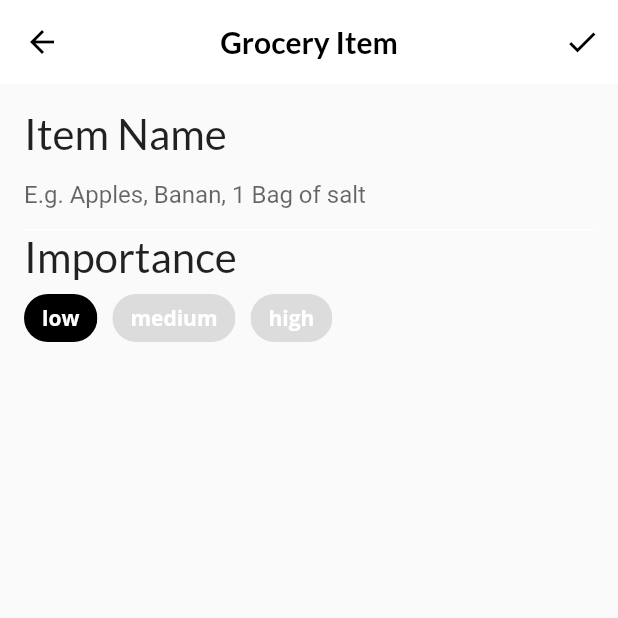
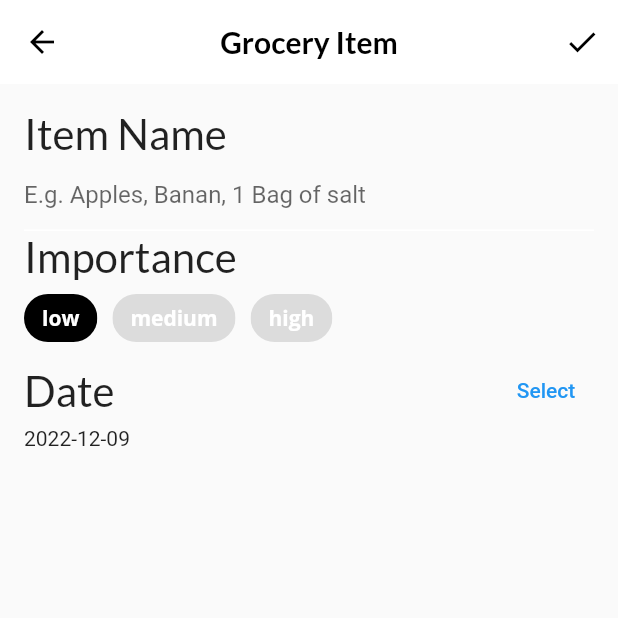
Before and after one commit to thezxdev/scrollablle_widgets, a Flutter app: the screen it shows after launch, item 3 of the bottom bar chosen, after a tap on the "add" icon, on a phone screen of 412 x 824 dp, the top half of it. Run offline on Flutter 3.47's test engine with Material 2 defaults, Android fonts, the phone set to English and light mode, and no system bars; our stand-ins replace google_fonts.

Commit message:
date widget grocery_item_screen

```diff
--- a/lib/screens/grocery_item_screen.dart
+++ b/lib/screens/grocery_item_screen.dart
@@ -1,5 +1,6 @@
 import 'package:flutter/material.dart';
 import 'package:google_fonts/google_fonts.dart';
+import 'package:intl/intl.dart';
 
 import '../models/models.dart';
 
@@ -95,7 +96,7 @@ class _GroceryItemScreenState extends State<GroceryItemScreen> {
           children: [
             buildNameField(),
             buildImportanceField(),
-            // TODO: Add date picker
+            buildDateField(context),
             // TODO: Add time picker
             // TODO: Add color picker
             // TODO: Add slider
@@ -186,7 +187,42 @@ class _GroceryItemScreenState extends State<GroceryItemScreen> {
     );
   }
 
-  // TODO: Add buildDateField()
+  Widget buildDateField(BuildContext context) {
+    return Column(
+      crossAxisAlignment: CrossAxisAlignment.start,
+      children: [
+        Row(
+          mainAxisAlignment: MainAxisAlignment.spaceBetween,
+          children: [
+            Text(
+              'Date',
+              style: GoogleFonts.lato(fontSize: 28),
+            ),
+            TextButton(
+              onPressed: () async {
+                final currentDate = DateTime.now();
+                final selectedDate = await showDatePicker(
+                  context: context,
+                  initialDate: currentDate,
+                  firstDate: currentDate,
+                  lastDate: DateTime(currentDate.year + 5),
+                );
+                setState(() {
+                  if( selectedDate != null ) {
+                    _dueDate = selectedDate;
+                  }
+                });
+              },
+              child: const Text('Select'),
+            ),
+          ],
+        ),
+        Text(
+          DateFormat('yyyy-MM-dd').format(_dueDate)
+        )
+      ],
+    );
+  }
 
   // TODO: Add buildTimeField()
 
```
